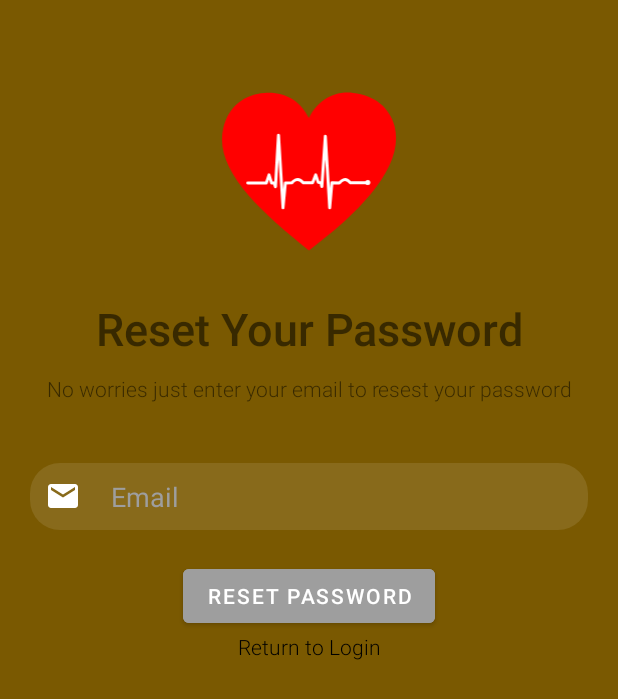
After one commit to RobertW09/Senior-Design, an Android app: the ForgotPasswordActivity screen opened directly, with no data from a screen before it, on a phone screen of 412 x 824 dp. The commit adds this screen. Shown: the top 699 px of the screen. Run offline under Robolectric (Android 15) with nearby library versions, the phone set to English and light mode, and no system bars; our stand-ins replace Firebase (no records; nobody signed in at launch, a user with empty details on screens opened directly).

Commit message:
Done user login system

```diff
--- a/AndroidApp/HeartByteApp/app/src/main/AndroidManifest.xml
+++ b/AndroidApp/HeartByteApp/app/src/main/AndroidManifest.xml
@@ -1,6 +1,6 @@
 <?xml version="1.0" encoding="utf-8"?>
 <manifest xmlns:android="http://schemas.android.com/apk/res/android"
-    package="com.example.heartbyteapp">
+    package="com.example.heartbyteapp" >
 
     <application
         android:allowBackup="true"
@@ -9,6 +9,9 @@
         android:roundIcon="@mipmap/ic_launcher_round"
         android:supportsRtl="true"
         android:theme="@style/Theme.HeartByteApp" >
+        <activity
+            android:name=".ForgotPasswordActivity"
+            android:exported="false" />
         <activity
             android:name=".RegisterActivity"
             android:exported="false" />
--- /dev/null
+++ b/AndroidApp/HeartByteApp/app/src/main/java/com/example/heartbyteapp/ForgotPasswordActivity.java
@@ -0,0 +1,79 @@
+package com.example.heartbyteapp;
+
+import androidx.annotation.NonNull;
+import androidx.appcompat.app.AppCompatActivity;
+
+import android.content.Intent;
+import android.os.Bundle;
+import android.util.Patterns;
+import android.view.View;
+import android.widget.Button;
+import android.widget.EditText;
+import android.widget.TextView;
+import android.widget.Toast;
+
+import com.google.android.gms.tasks.OnCompleteListener;
+import com.google.android.gms.tasks.Task;
+import com.google.firebase.auth.FirebaseAuth;
+
+public class ForgotPasswordActivity extends AppCompatActivity implements View.OnClickListener{
+    private Button ResetPassword;
+    private TextView SignInReturn;
+    private EditText Email;
+    private FirebaseAuth mAuth;
+    @Override
+    protected void onCreate(Bundle savedInstanceState) {
+        super.onCreate(savedInstanceState);
+        setContentView(R.layout.activity_forgot_password);
+
+        // Initialize Firebase Instance
+        mAuth = FirebaseAuth.getInstance();
+        //user interactive buttons
+        ResetPassword = (Button) findViewById(R.id.ResetPasswordButton);
+        ResetPassword.setOnClickListener(this);
+        SignInReturn = (TextView) findViewById(R.id.SignInReturn);
+        SignInReturn.setOnClickListener(this);
+        // user information
+        Email = (EditText) findViewById(R.id.ResetEmail);
+    }
+    // cases to switch into various different activities
+    @Override
+    public void onClick(View view) {
+        switch (view.getId()){
+            case R.id.SignInReturn:
+                startActivity(new Intent(this, LoginActivity.class));
+                break;
+            case R.id.ResetPasswordButton:
+                resetpassword();
+                break;
+
+        }
+
+    }
+
+    private void resetpassword() {
+        String email = Email.getText().toString().trim();
+
+        //user checks
+        if(email.isEmpty()){
+            Email.setError("Enter your email");
+            Email.requestFocus();
+            return;
+        }
+        if(!Patterns.EMAIL_ADDRESS.matcher(email).matches()){
+            Email.setError("Please provide valid email");
+            Email.requestFocus();
+            return;
+        }
+        mAuth.sendPasswordResetEmail(email).addOnCompleteListener(new OnCompleteListener<Void>() {
+            @Override
+            public void onComplete(@NonNull Task<Void> task) {
+                if(task.isSuccessful()){
+                    Toast.makeText(ForgotPasswordActivity.this, "Email with resent link was sent", Toast.LENGTH_LONG).show();
+                }else{
+                    Toast.makeText(ForgotPasswordActivity.this, "Try again", Toast.LENGTH_LONG).show();
+                }
+            }
+        });
+    }
+}
--- a/AndroidApp/HeartByteApp/app/src/main/java/com/example/heartbyteapp/RegisterActivity.java
+++ b/AndroidApp/HeartByteApp/app/src/main/java/com/example/heartbyteapp/RegisterActivity.java
@@ -101,6 +101,8 @@ public class RegisterActivity extends AppCompatActivity implements View.OnClickL
                         public void onComplete(@NonNull Task<Void> task) {
                             if (task.isSuccessful()){
                                 Toast.makeText( RegisterActivity.this, "User has been registered", Toast.LENGTH_LONG).show();
+                                // Direct User back to LoginActivity
+                                startActivity(new Intent(RegisterActivity.this, LoginActivity.class));
                             }else{
                                 Toast.makeText(RegisterActivity.this, "Failed to register", Toast.LENGTH_SHORT).show();
                             }
--- /dev/null
+++ b/AndroidApp/HeartByteApp/app/src/main/res/layout/activity_forgot_password.xml
@@ -0,0 +1,91 @@
+<?xml version="1.0" encoding="utf-8"?>
+<androidx.constraintlayout.widget.ConstraintLayout xmlns:android="http://schemas.android.com/apk/res/android"
+    xmlns:app="http://schemas.android.com/apk/res-auto"
+    xmlns:tools="http://schemas.android.com/tools"
+    android:layout_width="match_parent"
+    android:layout_height="match_parent"
+    tools:context=".ForgotPasswordActivity"
+    android:background="@color/poop_brown">
+
+
+    <ImageView
+        android:id="@+id/Logo"
+        android:layout_width="120dp"
+        android:layout_height="wrap_content"
+        android:adjustViewBounds="true"
+        android:layout_centerInParent="true"
+        android:layout_marginRight="20dp"
+        android:layout_marginLeft="20dp"
+        android:layout_marginTop="60dp"
+        app:layout_constraintTop_toTopOf="parent"
+        app:layout_constraintLeft_toLeftOf="parent"
+        app:layout_constraintRight_toRightOf="parent"
+        app:srcCompat="@drawable/ic_real_heart" />
+
+    <TextView
+        android:id="@+id/ResetPasswordBanner"
+        android:layout_width="match_parent"
+        android:layout_height="wrap_content"
+        android:text="Reset Your Password"
+        android:fontFamily="sans-serif-light"
+        android:textStyle="bold"
+        android:textSize="30dp"
+        android:textAlignment="center"
+        android:layout_marginTop="30dp"
+        android:layout_marginRight="50dp"
+        android:layout_marginLeft="50dp"
+        app:layout_constraintTop_toBottomOf="@id/Logo"
+        />
+    <TextView
+        android:id="@+id/ResetPasswordText"
+        android:layout_width="match_parent"
+        android:layout_height="wrap_content"
+        android:fontFamily="sans-serif-light"
+        android:text ="No worries just enter your email to resest your password"
+        android:textAlignment="center"
+        android:layout_marginTop="10dp"
+        android:layout_marginRight="30dp"
+        android:layout_marginLeft="30dp"
+        app:layout_constraintTop_toBottomOf="@id/ResetPasswordBanner"
+        />
+    <EditText
+        android:id="@+id/ResetEmail"
+        android:layout_width="match_parent"
+        android:layout_height="wrap_content"
+        android:background="@drawable/rounded_edges"
+        android:padding="10dp"
+        android:layout_marginTop="40dp"
+        android:layout_marginRight="20dp"
+        android:layout_marginLeft="20dp"
+        android:hint="Email"
+        android:textColor="@color/grey_font"
+        android:textColorHint="@color/grey_font"
+        android:drawableStart="@drawable/email_icon"
+        android:drawablePadding="20dp"
+        app:layout_constraintTop_toBottomOf="@id/ResetPasswordText"/>
+
+    <Button
+        android:id="@+id/ResetPasswordButton"
+        android:layout_width="wrap_content"
+        android:layout_height="wrap_content"
+        android:text="Reset Password"
+        android:textColor="@color/white"
+        app:layout_constraintEnd_toEndOf="parent"
+        app:layout_constraintHorizontal_bias="0.5"
+        app:layout_constraintStart_toStartOf="parent"
+        app:layout_constraintTop_toBottomOf="@id/ResetEmail"
+        android:layout_marginTop="20dp"
+        android:backgroundTint="@color/grey_font"/>
+    <TextView
+        android:id="@id/SignInReturn"
+        android:layout_width="match_parent"
+        android:layout_height="wrap_content"
+        android:fontFamily="sans-serif-light"
+        android:text="Return to Login"
+        android:textColor="@color/black"
+        android:layout_marginRight="120dp"
+        android:layout_marginLeft="120dp"
+        android:textAlignment="center"
+        app:layout_constraintTop_toBottomOf= "@id/ResetPasswordButton"/>
+
+</androidx.constraintlayout.widget.ConstraintLayout>
--- a/AndroidApp/HeartByteApp/app/src/main/res/layout/activity_login.xml
+++ b/AndroidApp/HeartByteApp/app/src/main/res/layout/activity_login.xml
@@ -51,7 +51,7 @@
         android:drawablePadding="20dp"/>
 
     <TextView
-        android:id="@+id/forgot_password"
+        android:id="@+id/ForgotPassword"
         android:layout_width="wrap_content"
         android:layout_height="wrap_content"
         android:layout_marginTop="8dp"
@@ -79,7 +79,6 @@
         android:layout_width="wrap_content"
         android:layout_height="wrap_content"
         android:text="Login"
-        android:onClick="login"
         android:textColor="@color/white"
         app:layout_constraintEnd_toEndOf="parent"
         app:layout_constraintHorizontal_bias="0.5"
```
Also changed, not shown: AndroidApp/HeartByteApp/app/src/main/java/com/example/heartbyteapp/LoginActivity.java (+22 -7 lines).
